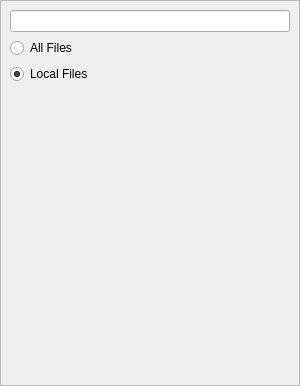
The window that src/contentmanagerside.ui (kiwix/kiwix-desktop) describes before a commit, drawn with Qt 5.
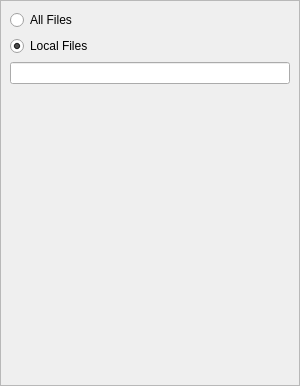
The same window after the commit. Custom widgets are drawn as their Qt base class.

Commit message:
Move Search-files between Local-files and language filter
This change puts the file-search option after Catalog buttons (Online and local files) putting all filters on catalog in one place.
First suggested in https://github.com/kiwix/kiwix-desktop/pull/965#pullrequestreview-1585813810

The edit to the form file:
```diff
--- a/src/contentmanagerside.ui
+++ b/src/contentmanagerside.ui
@@ -65,9 +65,6 @@
        <property name="leftMargin">
         <number>9</number>
        </property>
-       <item>
-        <widget class="QLineEdit" name="searcher"/>
-       </item>
        <item>
         <widget class="QRadioButton" name="allFileButton">
          <property name="sizePolicy">
@@ -115,6 +112,9 @@
          </attribute>
         </widget>
        </item>
+       <item>
+        <widget class="QLineEdit" name="searcher"/>
+       </item>
        <item>
         <widget class="KiwixChoiceBox" name="languages" native="true">
          <property name="sizePolicy">
```
